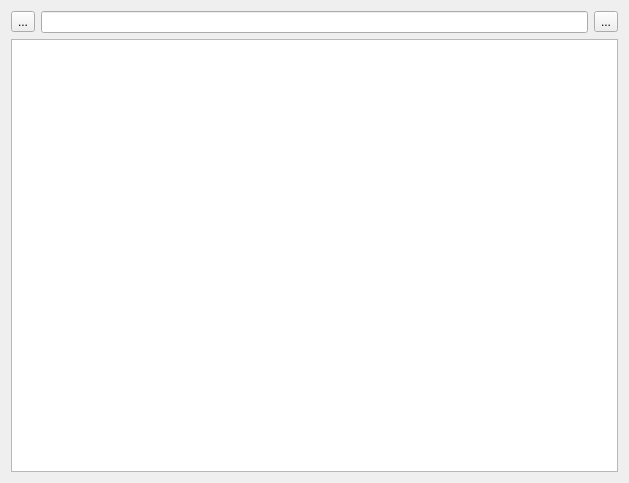
rovan/tester, file library/tester.ui: the form before one commit.
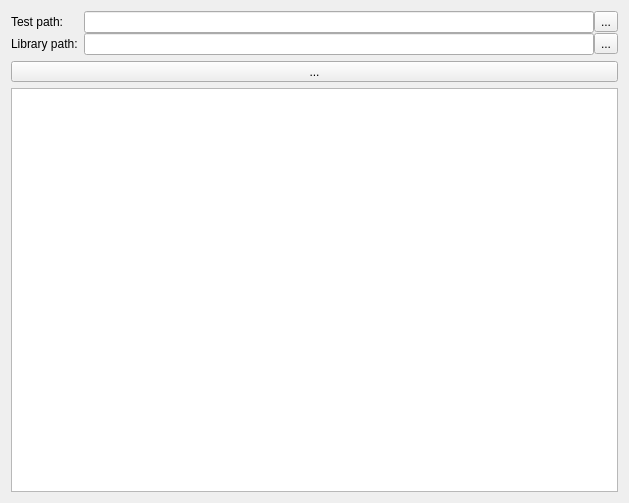
The form after the commit.

Patch:
```diff
--- a/library/tester.ui
+++ b/library/tester.ui
@@ -7,7 +7,7 @@
     <x>0</x>
     <y>0</y>
     <width>629</width>
-    <height>483</height>
+    <height>503</height>
    </rect>
   </property>
   <property name="windowTitle">
@@ -15,31 +15,97 @@
   </property>
   <layout class="QVBoxLayout" name="verticalLayout">
    <item>
-    <layout class="QHBoxLayout" name="testPathLayout">
-     <property name="sizeConstraint">
-      <enum>QLayout::SetDefaultConstraint</enum>
+    <layout class="QFormLayout" name="formLayout">
+     <property name="fieldGrowthPolicy">
+      <enum>QFormLayout::AllNonFixedFieldsGrow</enum>
      </property>
-     <item>
-      <widget class="QToolButton" name="startTrigger">
+     <property name="horizontalSpacing">
+      <number>6</number>
+     </property>
+     <property name="verticalSpacing">
+      <number>0</number>
+     </property>
+     <item row="0" column="0">
+      <widget class="QLabel" name="testLabel">
        <property name="text">
-        <string>...</string>
+        <string>Test path:</string>
        </property>
       </widget>
      </item>
-     <item>
-      <widget class="QLineEdit" name="pathEditor"/>
+     <item row="0" column="1">
+      <layout class="QHBoxLayout" name="testLayout">
+       <property name="spacing">
+        <number>0</number>
+       </property>
+       <item>
+        <widget class="QLineEdit" name="testPathEditor"/>
+       </item>
+       <item>
+        <widget class="QToolButton" name="testPathSelector">
+         <property name="text">
+          <string>...</string>
+         </property>
+        </widget>
+       </item>
+      </layout>
      </item>
-     <item>
-      <widget class="QToolButton" name="pathSelector">
+     <item row="1" column="0">
+      <widget class="QLabel" name="libraryLabel">
        <property name="text">
-        <string>...</string>
+        <string>Library path:</string>
        </property>
       </widget>
      </item>
+     <item row="1" column="1">
+      <layout class="QHBoxLayout" name="libraryLayout">
+       <property name="spacing">
+        <number>0</number>
+       </property>
+       <item>
+        <widget class="QLineEdit" name="libraryPathEditor"/>
+       </item>
+       <item>
+        <widget class="QToolButton" name="libraryPathSelector">
+         <property name="text">
+          <string>...</string>
+         </property>
+        </widget>
+       </item>
+      </layout>
+     </item>
     </layout>
    </item>
    <item>
-    <widget class="QGraphicsView" name="testView"/>
+    <widget class="QToolButton" name="startTrigger">
+     <property name="sizePolicy">
+      <sizepolicy hsizetype="Expanding" vsizetype="Fixed">
+       <horstretch>0</horstretch>
+       <verstretch>0</verstretch>
+      </sizepolicy>
+     </property>
+     <property name="text">
+      <string>...</string>
+     </property>
+    </widget>
+   </item>
+   <item>
+    <widget class="QTableView" name="testView">
+     <property name="sizePolicy">
+      <sizepolicy hsizetype="Expanding" vsizetype="Expanding">
+       <horstretch>0</horstretch>
+       <verstretch>0</verstretch>
+      </sizepolicy>
+     </property>
+     <attribute name="horizontalHeaderCascadingSectionResizes">
+      <bool>true</bool>
+     </attribute>
+     <attribute name="horizontalHeaderShowSortIndicator" stdset="0">
+      <bool>true</bool>
+     </attribute>
+     <attribute name="horizontalHeaderStretchLastSection">
+      <bool>true</bool>
+     </attribute>
+    </widget>
    </item>
   </layout>
   <action name="selectPathAction">
```
Left out of the diff: 15 changed lines with no effect on the pictures.
